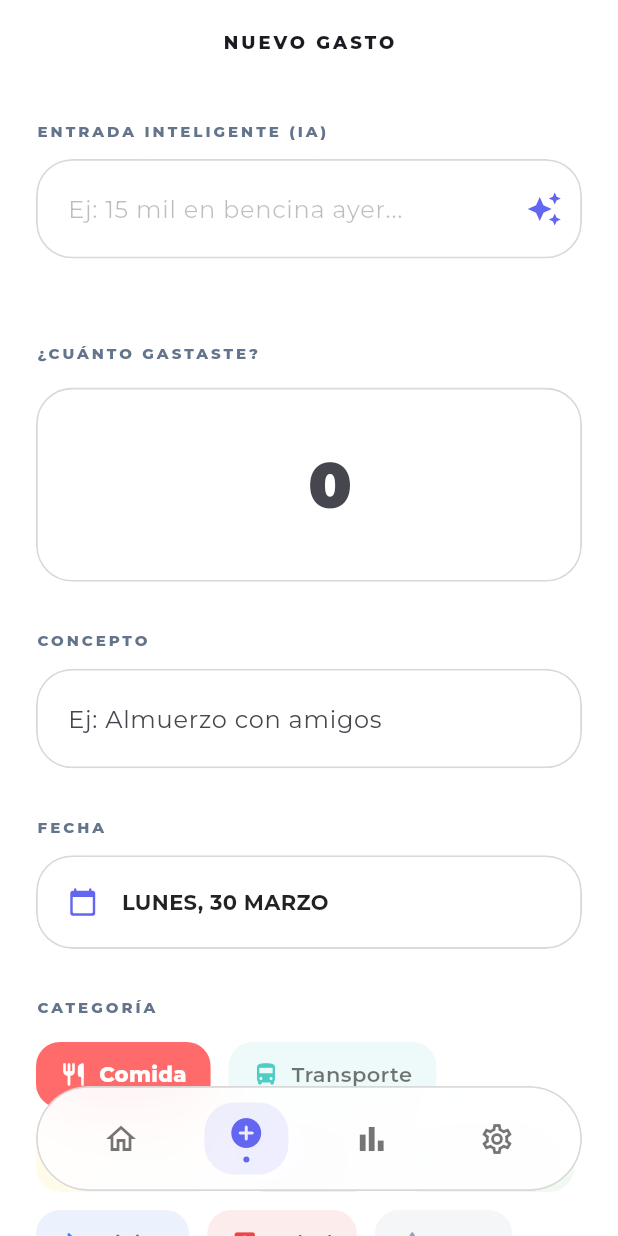
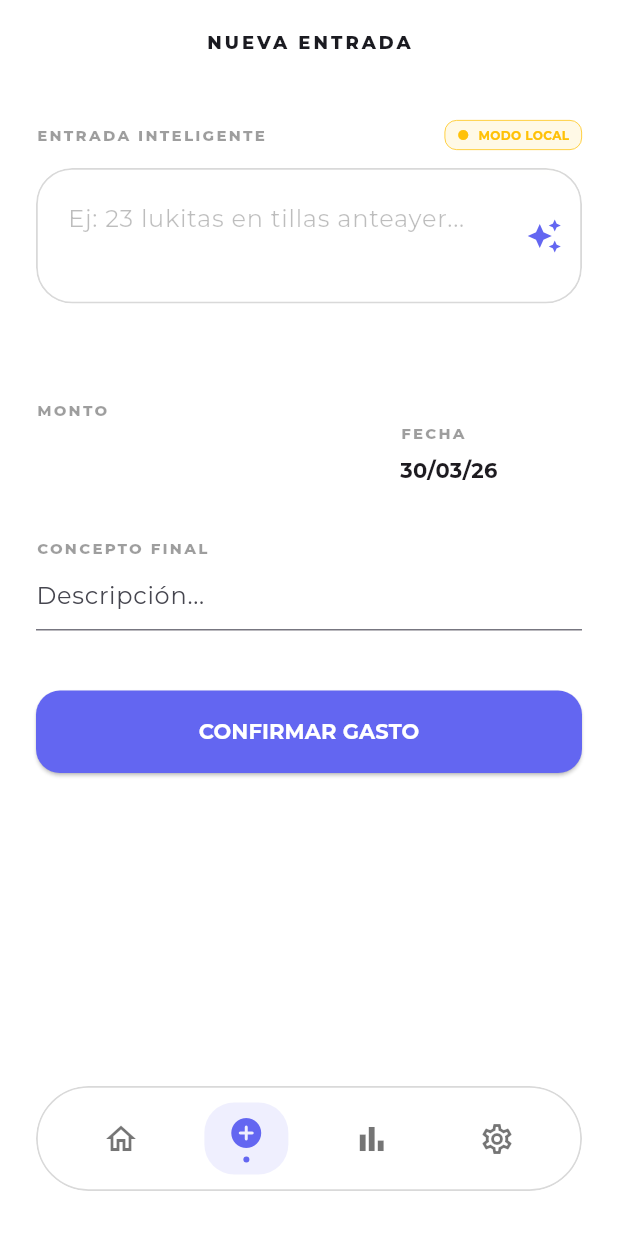
Before and after one commit to GuaripoloMarley/Lukas, a Flutter app: the screen it shows after launch, swiped to page 2, on a phone screen of 412 x 824 dp. Run offline on Flutter 3.47's test engine with Material 3 defaults, Android fonts, the light colour scheme and no system bars; our stand-ins replace fl_chart, google_fonts, google_generative_ai, pdf, printing, share_plus and 2 more; missing offline and left inert: excel; accounts and stored records are empty; network calls fail.

Commit message:
UI: Añadido indicador de estado de IA y rediseño de entrada principal

```diff
--- a/lib/screens/agregar_screen.dart
+++ b/lib/screens/agregar_screen.dart
@@ -13,132 +13,106 @@ class AgregarScreen extends StatefulWidget {
 }
 
 class _AgregarScreenState extends State<AgregarScreen> {
+  final _aiCtrl = TextEditingController();
+  final _montoCtrl = TextEditingController();
   final _descCtrl = TextEditingController();
-  final _montoCtrl = TextEditingController();
-  final _aiCtrl = TextEditingController();
-  final FocusNode _conceptoFocus = FocusNode();
   String _catSeleccionada = 'Comida';
   DateTime _fecha = DateTime.now();
   bool _isLoadingAI = false;
 
-  @override
-  void dispose() {
-    _descCtrl.dispose();
-    _montoCtrl.dispose();
-    _aiCtrl.dispose();
-    _conceptoFocus.dispose();
-    super.dispose();
-  }
+  void _procesarConIA() async {
+    if (_aiCtrl.text.trim().isEmpty) return;
+    setState(() => _isLoadingAI = true);
 
-  void _usarIA() async {
-    if (_aiCtrl.text.trim().isEmpty) return;
-
-    setState(() => _isLoadingAI = true);
-    final resultado = await SmartParser.parse(_aiCtrl.text);
+    final res = await SmartParser.parse(_aiCtrl.text);
 
     setState(() {
-      _montoCtrl.text = resultado.monto > 0
-          ? resultado.monto.toInt().toString()
-          : "";
-      _descCtrl.text = resultado.descripcion;
-      _catSeleccionada = resultado.categoria;
-      _fecha = resultado.fecha;
+      _montoCtrl.text = res.monto > 0 ? res.monto.toInt().toString() : "";
+      _descCtrl.text = res.descripcion;
+      _catSeleccionada = res.categoria;
+      _fecha = res.fecha;
       _isLoadingAI = false;
       _aiCtrl.clear();
-    });
-
-    if (mounted) {
-      ScaffoldMessenger.of(context).showSnackBar(
-        const SnackBar(
-          content: Text('✨ Datos procesados por IA'),
-          duration: Duration(seconds: 1),
-        ),
-      );
-    }
-  }
-
-  Future<void> _seleccionarFecha(BuildContext context) async {
-    final DateTime? picked = await showDatePicker(
-      context: context,
-      initialDate: _fecha,
-      firstDate: DateTime(2020),
-      lastDate: DateTime(2030),
-    );
-    if (picked != null && picked != _fecha) {
-      setState(() => _fecha = picked);
-    }
-  }
-
-  void _guardar() {
-    String cleanMonto = _montoCtrl.text
-        .replaceAll('.', '')
-        .replaceAll(',', '.');
-    final monto = double.tryParse(cleanMonto) ?? 0.0;
-
-    if (monto <= 0) {
-      ScaffoldMessenger.of(
-        context,
-      ).showSnackBar(const SnackBar(content: Text('Ingresa un monto válido')));
-      return;
-    }
-
-    appState.agregarGasto(
-      Gasto(
-        id: DateTime.now().millisecondsSinceEpoch.toString(),
-        nombre: _descCtrl.text.isEmpty ? _catSeleccionada : _descCtrl.text,
-        monto: monto,
-        categoria: _catSeleccionada,
-        fecha: _fecha,
-        moneda: appState.moneda,
-      ),
-    );
-
-    ScaffoldMessenger.of(
-      context,
-    ).showSnackBar(const SnackBar(content: Text('✅ Gasto guardado')));
-
-    _descCtrl.clear();
-    _montoCtrl.clear();
-    setState(() {
-      _catSeleccionada = 'Comida';
-      _fecha = DateTime.now();
     });
   }
 
   @override
   Widget build(BuildContext context) {
     final isDark = appState.modoOscuro;
+    final hasAiKey =
+        appState.geminiApiKey != null && appState.geminiApiKey!.isNotEmpty;
 
     return Scaffold(
       backgroundColor: isDark ? const Color(0xFF070B1F) : Colors.white,
       appBar: AppBar(
         title: Text(
-          'NUEVO GASTO',
+          'NUEVA ENTRADA',
           style: GoogleFonts.montserrat(
             fontSize: 12,
             fontWeight: FontWeight.w800,
-            letterSpacing: 2.0,
+            letterSpacing: 2,
           ),
         ),
         centerTitle: true,
         backgroundColor: Colors.transparent,
-        elevation: 0,
       ),
       body: SingleChildScrollView(
-        padding: const EdgeInsets.fromLTRB(24, 24, 24, 120),
+        padding: const EdgeInsets.all(24),
         child: Column(
           crossAxisAlignment: CrossAxisAlignment.start,
           children: [
-            // --- SECCIÓN IA ---
-            _buildLabel('ENTRADA INTELIGENTE (IA)', isDark),
+            // INDICADOR DE ESTADO IA
+            Row(
+              mainAxisAlignment: MainAxisAlignment.spaceBetween,
+              children: [
+                _buildLabel('ENTRADA INTELIGENTE', isDark),
+                Container(
+                  padding: const EdgeInsets.symmetric(
+                    horizontal: 8,
+                    vertical: 4,
+                  ),
+                  decoration: BoxDecoration(
+                    color: hasAiKey
+                        ? Colors.greenAccent.withOpacity(0.1)
+                        : Colors.amber.withOpacity(0.1),
+                    borderRadius: BorderRadius.circular(8),
+                    border: Border.all(
+                      color: hasAiKey ? Colors.greenAccent : Colors.amber,
+                      width: 0.5,
+                    ),
+                  ),
+                  child: Row(
+                    children: [
+                      Icon(
+                        Icons.circle,
+                        size: 8,
+                        color: hasAiKey ? Colors.greenAccent : Colors.amber,
+                      ),
+                      const SizedBox(width: 6),
+                      Text(
+                        hasAiKey ? 'IA ACTIVA' : 'MODO LOCAL',
+                        style: GoogleFonts.montserrat(
+                          fontSize: 8,
+                          fontWeight: FontWeight.bold,
+                          color: hasAiKey ? Colors.greenAccent : Colors.amber,
+                        ),
+                      ),
+                    ],
+                  ),
+                ),
+              ],
+            ),
             const SizedBox(height: 12),
+
+            // CUADRO DE TEXTO IA PRINCIPAL
             GlassContainer(
               opacity: isDark ? 0.1 : 0.8,
               child: TextField(
                 controller: _aiCtrl,
+                maxLines: 2,
                 style: TextStyle(color: isDark ? Colors.white : Colors.black87),
                 decoration: InputDecoration(
-                  hintText: 'Ej: 15 mil en bencina ayer...',
+                  hintText: 'Ej: 23 lukitas en tillas anteayer...',
                   hintStyle: TextStyle(
                     color: isDark ? Colors.white24 : Colors.black26,
                   ),
@@ -153,7 +127,7 @@ class _AgregarScreenState extends State<AgregarScreen> {
                             Icons.auto_awesome,
                             color: Color(0xFF6366F1),
                           ),
-                    onPressed: _usarIA,
+                    onPressed: _procesarConIA,
                   ),
                   border: InputBorder.none,
                   contentPadding: const EdgeInsets.all(20),
@@ -162,162 +136,93 @@ class _AgregarScreenState extends State<AgregarScreen> {
             ),
 
             const Padding(
-              padding: EdgeInsets.symmetric(vertical: 20),
+              padding: EdgeInsets.symmetric(vertical: 24),
               child: Divider(color: Colors.white10),
             ),
 
-            // --- MONTO ---
-            _buildLabel('¿CUÁNTO GASTASTE?', isDark),
-            const SizedBox(height: 16),
-            GlassContainer(
-              padding: const EdgeInsets.all(24),
-              opacity: isDark ? 0.1 : 0.8,
-              child: TextField(
+            // FORMULARIO DE RESULTADOS (RESUMIDO)
+            Row(
+              children: [
+                Expanded(
+                  flex: 2,
+                  child: Column(
+                    crossAxisAlignment: CrossAxisAlignment.start,
+                    children: [
+                      _buildLabel('MONTO', isDark),
+                      TextField(
                         controller: _montoCtrl,
-                keyboardType: const TextInputType.numberWithOptions(
-                  decimal: true,
+                        style: GoogleFonts.montserrat(
+                          fontSize: 28,
+                          fontWeight: FontWeight.w900,
+                          color: const Color(0xFF6366F1),
                         ),
-                textAlign: TextAlign.center,
-                style: GoogleFonts.montserrat(
-                  fontSize: 42,
-                  fontWeight: FontWeight.w900,
-                  color: isDark ? Colors.white : const Color(0xFF6366F1),
+                        decoration: const InputDecoration(
+                          prefixText: '\$ ',
+                          border: InputBorder.none,
                         ),
-                decoration: InputDecoration(
-                  hintText: '0',
-                  border: InputBorder.none,
-                  prefixText: '\$ ',
-                  prefixStyle: TextStyle(
-                    color: isDark ? Colors.white24 : Colors.black26,
-                    fontSize: 32,
+                        keyboardType: TextInputType.number,
+                      ),
+                    ],
                   ),
                 ),
+                Expanded(
+                  child: Column(
+                    crossAxisAlignment: CrossAxisAlignment.start,
+                    children: [
+                      _buildLabel('FECHA', isDark),
+                      const SizedBox(height: 8),
+                      Text(
+                        DateFormat('dd/MM/yy').format(_fecha),
+                        style: const TextStyle(fontWeight: FontWeight.bold),
                       ),
-            ),
-
-            const SizedBox(height: 32),
-
-            // --- CONCEPTO ---
-            _buildLabel('CONCEPTO', isDark),
-            const SizedBox(height: 12),
-            GlassContainer(
-              opacity: isDark ? 0.1 : 0.8,
-              child: TextField(
-                controller: _descCtrl,
-                focusNode: _conceptoFocus,
-                style: TextStyle(color: isDark ? Colors.white : Colors.black87),
-                decoration: const InputDecoration(
-                  hintText: 'Ej: Almuerzo con amigos',
-                  border: InputBorder.none,
-                  contentPadding: EdgeInsets.all(20),
-                ),
-              ),
-            ),
-
-            const SizedBox(height: 32),
-
-            // --- FECHA ---
-            _buildLabel('FECHA', isDark),
-            const SizedBox(height: 12),
-            GestureDetector(
-              onTap: () => _seleccionarFecha(context),
-              child: GlassContainer(
-                opacity: isDark ? 0.1 : 0.8,
-                padding: const EdgeInsets.all(20),
-                child: Row(
-                  children: [
-                    const Icon(
-                      Icons.calendar_today_rounded,
-                      color: Color(0xFF6366F1),
-                      size: 20,
-                    ),
-                    const SizedBox(width: 16),
-                    Text(
-                      DateFormat(
-                        'EEEE, d MMMM',
-                        'es_CL',
-                      ).format(_fecha).toUpperCase(),
-                      style: TextStyle(
-                        color: isDark ? Colors.white : Colors.black87,
-                        fontWeight: FontWeight.w700,
+                    ],
                   ),
                 ),
               ],
             ),
+            const SizedBox(height: 20),
+            _buildLabel('CONCEPTO FINAL', isDark),
+            TextField(
+              controller: _descCtrl,
+              decoration: const InputDecoration(
+                hintText: 'Descripción...',
+                border: UnderlineInputBorder(),
               ),
             ),
 
-            const SizedBox(height: 32),
-
-            // --- CATEGORÍAS ---
-            _buildLabel('CATEGORÍA', isDark),
-            const SizedBox(height: 16),
-            Wrap(
-              spacing: 12,
-              runSpacing: 12,
-              children: appState.categorias.map((c) {
-                final isSel = _catSeleccionada == c.nombre;
-                return GestureDetector(
-                  onTap: () => setState(() => _catSeleccionada = c.nombre),
-                  child: AnimatedContainer(
-                    duration: const Duration(milliseconds: 300),
-                    padding: const EdgeInsets.symmetric(
-                      horizontal: 16,
-                      vertical: 12,
-                    ),
-                    decoration: BoxDecoration(
-                      color: isSel
-                          ? c.color
-                          : c.color.withAlpha(isDark ? 13 : 26),
-                      borderRadius: BorderRadius.circular(16),
-                    ),
-                    child: Row(
-                      mainAxisSize: MainAxisSize.min,
-                      children: [
-                        Icon(
-                          c.icono,
-                          color: isSel ? Colors.white : c.color,
-                          size: 18,
-                        ),
-                        const SizedBox(width: 8),
-                        Text(
-                          c.nombre,
-                          style: TextStyle(
-                            color: isSel
-                                ? Colors.white
-                                : (isDark ? Colors.white70 : Colors.black54),
-                            fontWeight: isSel
-                                ? FontWeight.w800
-                                : FontWeight.w600,
-                          ),
-                        ),
-                      ],
-                    ),
-                  ),
-                );
-              }).toList(),
-            ),
-
-            const SizedBox(height: 48),
+            const SizedBox(height: 40),
 
             SizedBox(
               width: double.infinity,
-              height: 60,
+              height: 55,
               child: ElevatedButton(
-                onPressed: _guardar,
+                onPressed: () {
+                  // Reutiliza tu lógica de guardar anterior
+                  final monto = double.tryParse(_montoCtrl.text) ?? 0.0;
+                  if (monto > 0) {
+                    appState.agregarGasto(
+                      Gasto(
+                        id: DateTime.now().millisecondsSinceEpoch.toString(),
+                        nombre: _descCtrl.text,
+                        monto: monto,
+                        categoria: _catSeleccionada,
+                        fecha: _fecha,
+                        moneda: appState.moneda,
+                      ),
+                    );
+                    Navigator.pop(context);
+                  }
+                },
                 style: ElevatedButton.styleFrom(
                   backgroundColor: const Color(0xFF6366F1),
                   foregroundColor: Colors.white,
                   shape: RoundedRectangleBorder(
-                    borderRadius: BorderRadius.circular(20),
+                    borderRadius: BorderRadius.circular(16),
                   ),
                 ),
                 child: const Text(
-                  'GUARDAR GASTO',
-                  style: TextStyle(
-                    fontWeight: FontWeight.w900,
-                    letterSpacing: 1.5,
-                  ),
+                  'CONFIRMAR GASTO',
+                  style: TextStyle(fontWeight: FontWeight.bold),
                 ),
               ),
             ),
@@ -331,10 +236,10 @@ class _AgregarScreenState extends State<AgregarScreen> {
     return Text(
       text,
       style: TextStyle(
-        color: isDark ? Colors.white38 : const Color(0xFF64748B),
+        color: isDark ? Colors.white38 : Colors.black38,
         fontSize: 10,
         fontWeight: FontWeight.w800,
-        letterSpacing: 2.0,
+        letterSpacing: 1.5,
       ),
     );
   }
--- a/lib/services/smart_parser.dart
+++ b/lib/services/smart_parser.dart
@@ -23,7 +23,7 @@ class SmartParser {
         final result = await _parseAI(input, appState.geminiApiKey!);
         if (result != null) return result;
       } catch (e) {
-        debugPrint('Gemini Error: $e. Usando local fallback.');
+        debugPrint('Gemini Error: $e');
       }
     }
     return _parseLocal(input);
@@ -38,20 +38,18 @@ class SmartParser {
 
     final prompt =
         '''
-    Eres un asistente de finanzas personales experto en jerga chilena y latinoamericana.
-    Extrae datos de la frase de gasto y responde ÚNICAMENTE en formato JSON.
+    Contexto: Asistente contable chileno.
+    Fecha de HOY: ${DateTime.now().toIso8601String()}
+    Entrada: "$input"
 
-    Lista de Categorías permitidas: Comida, Transporte, Compras, Ocio, Cuentas, Viajes, Salud, Otro.
+    Tareas:
+    1. Monto: "23 lukitas" -> 23000.
+    2. Fecha: "anteayer/antes de ayer" -> resta 2 días exactos a HOY. "ayer" -> resta 1 día.
+    3. Categoría: Escoger estrictamente de [Comida, Transporte, Compras, Ocio, Cuentas, Viajes, Salud, Otro].
+    4. Descripción: "tillas en oferta" -> "Zapatillas".
 
-    Reglas:
-    1. El monto debe ser un número (double). "lukas", "k", "mil" son miles.
-    2. La descripción debe ser corta y limpia.
-    3. La categoría debe ser una de la lista.
-    4. La fecha en formato ISO8601 relativo a hoy (${DateTime.now().toIso8601String()}).
-
-    Frase: "$input"
-
-    Esquema JSON: {"monto": 0.0, "descripcion": "", "categoria": "", "fecha": ""}
+    Retorna solo JSON:
+    {"monto": double, "descripcion": string, "categoria": string, "fecha": "string_iso8601"}
     ''';
 
     final response = await model.generateContent([Content.text(prompt)]);
@@ -61,93 +59,22 @@ class SmartParser {
       final Map<String, dynamic> data = jsonDecode(response.text!);
       return ParsedExpense(
         monto: (data['monto'] as num).toDouble(),
-        descripcion: data['descripcion'] as String,
-        categoria: _validarCategoria(data['categoria'] as String),
-        fecha: DateTime.parse(data['fecha'] as String),
+        descripcion: data['descripcion'],
+        categoria: data['categoria'],
+        fecha: DateTime.parse(data['fecha']),
       );
     } catch (e) {
       return null;
     }
   }
 
-  static String _validarCategoria(String cat) {
-    const validas = [
-      'Comida',
-      'Transporte',
-      'Compras',
-      'Ocio',
-      'Cuentas',
-      'Viajes',
-      'Salud',
-      'Otro',
-    ];
-    return validas.contains(cat) ? cat : 'Otro';
-  }
-
   static ParsedExpense _parseLocal(String input) {
-    double monto = 0;
-    String categoria = "Otro";
-    DateTime fecha = DateTime.now();
-    final lowerInput = input.toLowerCase();
-
-    final RegExp numReg = RegExp(
-      r'(\d+(?:[.,]\d+)?)\s*(lukitas?|lucitas?|luki|lukas?|lucas?|luca|k|mil|\$)?',
-      caseSensitive: false,
-    );
-    final match = numReg.firstMatch(lowerInput);
-    if (match != null) {
-      String valStr = match.group(1)!.replaceAll(',', '.');
-      double base = double.tryParse(valStr) ?? 0;
-      String? suffix = match.group(2);
-      if (suffix != null) {
-        final s = suffix.toLowerCase();
-        if (s.contains('luk') || s.contains('luc') || s == 'k' || s == 'mil') {
-          monto = base * 1000;
-        } else {
-          monto = base;
-        }
-      } else {
-        monto = base;
-      }
-    }
-
-    final conceptMap = {
-      'café': 'Comida',
-      'almuerzo': 'Comida',
-      'pizza': 'Comida',
-      'super': 'Comida',
-      'uber': 'Transporte',
-      'taxi': 'Transporte',
-      'micro': 'Transporte',
-      'bencina': 'Transporte',
-      'ropa': 'Compras',
-      'tillas': 'Compras',
-      'mall': 'Compras',
-      'netflix': 'Ocio',
-      'cine': 'Ocio',
-      'carrete': 'Ocio',
-      'steam': 'Ocio',
-      'luz': 'Cuentas',
-      'agua': 'Cuentas',
-      'internet': 'Cuentas',
-      'plan': 'Cuentas',
-      'vuelo': 'Viajes',
-      'hotel': 'Viajes',
-      'pasaje': 'Viajes',
-      'médico': 'Salud',
-      'farmacia': 'Salud',
-      'gym': 'Salud',
-    };
-
-    conceptMap.forEach((key, value) {
-      if (lowerInput.contains(key)) categoria = value;
-    });
-
+    // Fallback minimalista por si falla la red
     return ParsedExpense(
-      monto: monto,
-      descripcion: input.length > 20 ? input.substring(0, 20) : input,
-      categoria: categoria,
-      fecha: fecha,
+      monto: 0,
+      descripcion: input,
+      categoria: "Otro",
+      fecha: DateTime.now(),
     );
   }
 }
```
Lines whose indentation alone changed are shown as unchanged.
